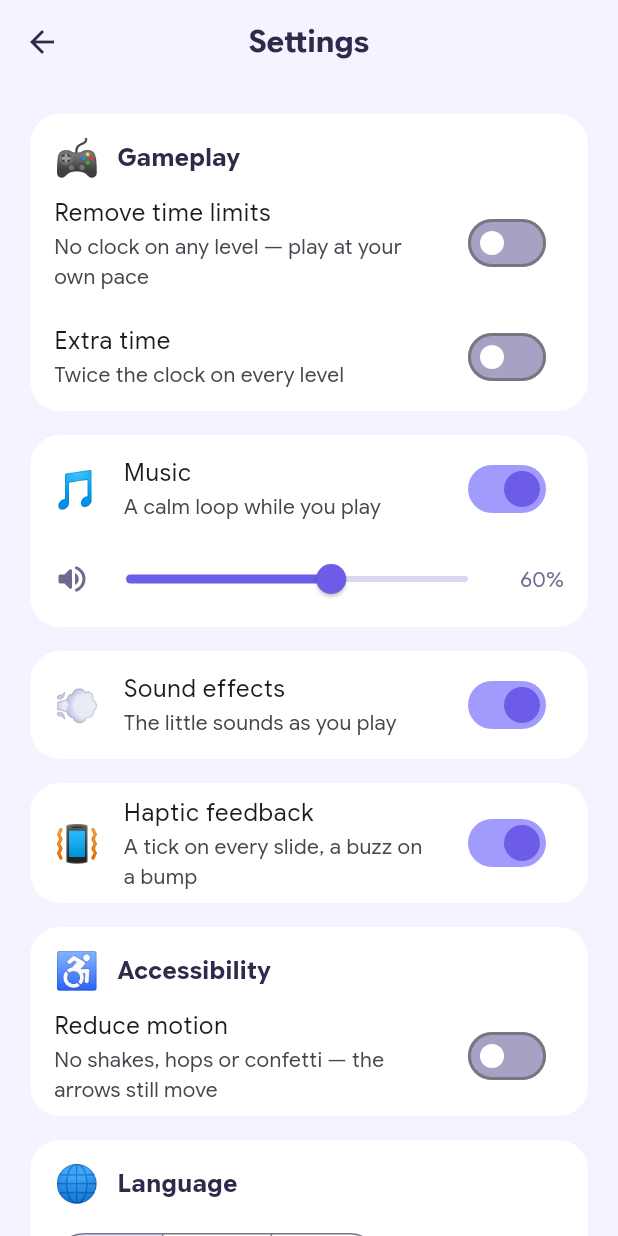
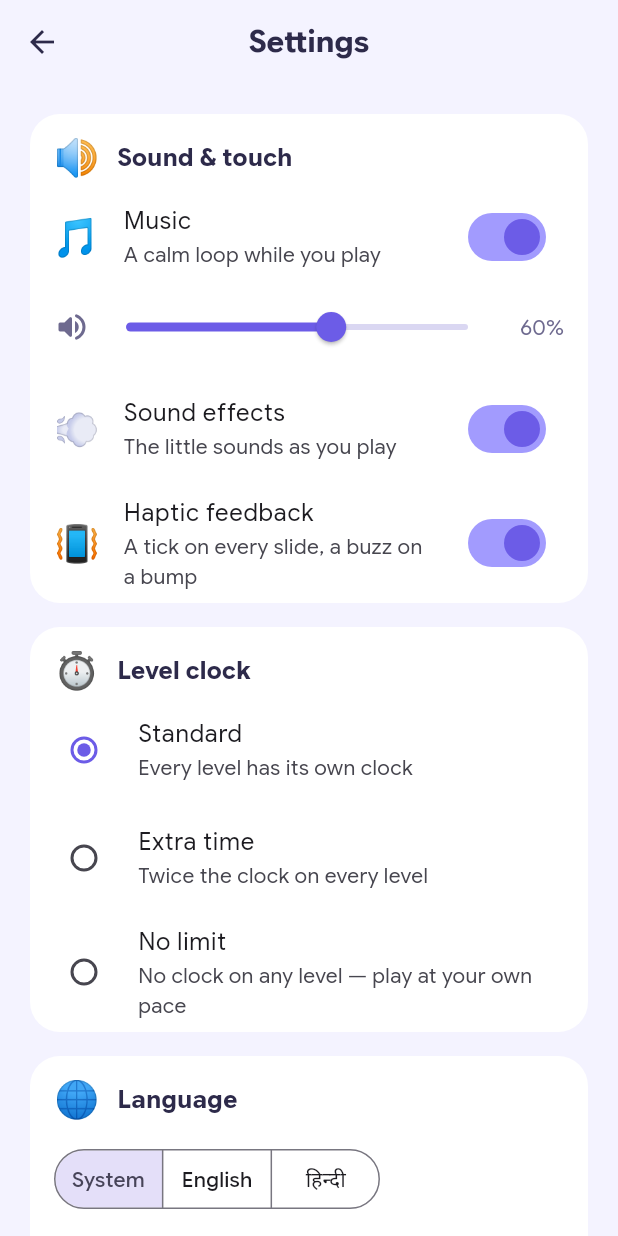
Before and after one commit to abhiabhi94/arrow-game, a Flutter app: the HomeScreen screen opened directly, after a tap on the "settings" icon, on a phone screen of 412 x 824 dp. Run offline on Flutter 3.47's test engine with Material 3 defaults, Android fonts, the phone set to English and light mode, and no system bars; our stand-ins replace audioplayers, confetti, flutter_animate, flutter_riverpod, shared_preferences; accounts and stored records are empty.

Commit message:
Settings in five cards with one clock choice; level links on PR previews (#41)
* Settings in five cards with one clock choice; a link to every level

Settings: the two timing switches (Remove time limits, Extra time) are one
choice of three under Level clock (Standard / Extra time / No limit), on
the same stored flags. Music, sound effects and haptics share a Sound &
touch card, language and theme one card, and How to play, credits and the
reset a More card. Card headings wrap at large text sizes.

Links: ?level=N on the web build opens level N over home, whether or not
the player has reached it. A link button on the game screen (not on the
daily board) copies it and says so.

Co-Authored-By: Claude Opus 5.5 <noreply@anthropic.com>
Claude-Session: https://claude.ai/code/session_01BXbzp6kdypPS47UGCcxmAR

* Settings: No limit leaves extra time as it was, as the old switch did

The clock choice reads and writes the same two keys; pin that every pair an
older build could have stored reads back as one choice, and that choosing
writes what an older build reads.

Co-Authored-By: Claude Opus 5.5 <noreply@anthropic.com>
Claude-Session: https://claude.ai/code/session_01BXbzp6kdypPS47UGCcxmAR

* Settings in the usual order: sound first, the clock second, the reset last

Co-Authored-By: Claude Opus 5.5 <noreply@anthropic.com>
Claude-Session: https://claude.ai/code/session_01BXbzp6kdypPS47UGCcxmAR

* Level links only on PR previews: no link button or ?level on the public site or the store app

Co-Authored-By: Claude Opus 5.5 <noreply@anthropic.com>
Claude-Session: https://claude.ai/code/session_01BXbzp6kdypPS47UGCcxmAR

---------

Co-authored-by: Claude <noreply@anthropic.com>

```diff
--- a/lib/l10n/app_en.arb
+++ b/lib/l10n/app_en.arb
@@ -925,5 +925,21 @@
       }
     }
   },
-  "gamePausedBodyUntimed": "Take a breath. The board will wait."
+  "gamePausedBodyUntimed": "Take a breath. The board will wait.",
+  "settingsClock": "Level clock",
+  "clockStandard": "Standard",
+  "clockExtra": "Extra time",
+  "clockOff": "No limit",
+  "clockStandardBody": "Every level has its own clock",
+  "settingsSoundAndTouch": "Sound & touch",
+  "settingsMore": "More",
+  "gameShareLevel": "Copy a link to this level",
+  "gameShareCopied": "Link to level {level} copied. Send it to a friend!",
+  "@gameShareCopied": {
+    "placeholders": {
+      "level": {
+        "type": "int"
+      }
+    }
+  }
 }
--- a/lib/l10n/app_localizations.dart
+++ b/lib/l10n/app_localizations.dart
@@ -3085,6 +3085,60 @@ abstract class AppLocalizations {
   /// In en, this message translates to:
   /// **'Take a breath. The board will wait.'**
   String get gamePausedBodyUntimed;
+
+  /// No description provided for @settingsClock.
+  ///
+  /// In en, this message translates to:
+  /// **'Level clock'**
+  String get settingsClock;
+
+  /// No description provided for @clockStandard.
+  ///
+  /// In en, this message translates to:
+  /// **'Standard'**
+  String get clockStandard;
+
+  /// No description provided for @clockExtra.
+  ///
+  /// In en, this message translates to:
+  /// **'Extra time'**
+  String get clockExtra;
+
+  /// No description provided for @clockOff.
+  ///
+  /// In en, this message translates to:
+  /// **'No limit'**
+  String get clockOff;
+
+  /// No description provided for @clockStandardBody.
+  ///
+  /// In en, this message translates to:
+  /// **'Every level has its own clock'**
+  String get clockStandardBody;
+
+  /// No description provided for @settingsSoundAndTouch.
+  ///
+  /// In en, this message translates to:
+  /// **'Sound & touch'**
+  String get settingsSoundAndTouch;
+
+  /// No description provided for @settingsMore.
+  ///
+  /// In en, this message translates to:
+  /// **'More'**
+  String get settingsMore;
+
+  /// No description provided for @gameShareLevel.
+  ///
+  /// In en, this message translates to:
+  /// **'Copy a link to this level'**
+  String get gameShareLevel;
+
+  /// No description provided for @gameShareCopied.
+  ///
+  /// In en, this message translates to:
+  /// **'Link to level {level} copied. Send it to a friend!'**
+  String gameShareCopied(int level);
 }
 
 class _AppLocalizationsDelegate
--- a/lib/l10n/app_localizations_en.dart
+++ b/lib/l10n/app_localizations_en.dart
@@ -1673,4 +1673,33 @@ class AppLocalizationsEn extends AppLocalizations {
 
   @override
   String get gamePausedBodyUntimed => 'Take a breath. The board will wait.';
+
+  @override
+  String get settingsClock => 'Level clock';
+
+  @override
+  String get clockStandard => 'Standard';
+
+  @override
+  String get clockExtra => 'Extra time';
+
+  @override
+  String get clockOff => 'No limit';
+
+  @override
+  String get clockStandardBody => 'Every level has its own clock';
+
+  @override
+  String get settingsSoundAndTouch => 'Sound & touch';
+
+  @override
+  String get settingsMore => 'More';
+
+  @override
+  String get gameShareLevel => 'Copy a link to this level';
+
+  @override
+  String gameShareCopied(int level) {
+    return 'Link to level $level copied. Send it to a friend!';
+  }
 }
--- a/lib/main.dart
+++ b/lib/main.dart
@@ -9,11 +9,13 @@ import 'providers/app_providers.dart';
 import 'providers/settings_provider.dart';
 import 'screens/game_screen.dart';
 import 'screens/home_screen.dart';
+import 'screens/level_link_launcher.dart';
 import 'screens/onboarding_screen.dart';
 import 'services/audio_service.dart';
 import 'services/sfx_service.dart';
 import 'ui/layout.dart';
 import 'ui/theme.dart';
+import 'utils/level_link.dart';
 import 'utils/perf_hooks.dart';
 
 Future<void> main() async {
@@ -106,7 +108,14 @@ class _ArrowAppState extends ConsumerState<ArrowApp> with WidgetsBindingObserver
         home: switch (startLevelFrom(Uri.base, allowed: perfHooksOn)) {
           // The profiler (tool/perf.mjs) opens a level straight away.
           final int level => GameScreen(level: level),
-          null => settings.onboardingDone ? const HomeScreen() : const OnboardingScreen(),
+          null => switch (levelLinksOn ? levelFromLink(Uri.base) : null) {
+              // A link to a level (`?level=N`, PR previews only) opens it over home.
+              final int level => LevelLinkLauncher(
+                  level: level,
+                  child: settings.onboardingDone ? const HomeScreen() : const OnboardingScreen(),
+                ),
+              null => settings.onboardingDone ? const HomeScreen() : const OnboardingScreen(),
+            },
         },
       ),
     );
--- a/lib/models/settings.dart
+++ b/lib/models/settings.dart
@@ -6,6 +6,12 @@ library;
 /// [light]/[dark] force one. A plain Dart enum (no Flutter import) so the model
 /// stays pure; mapped to Flutter's ThemeMode in main.dart.
 enum ThemeChoice { system, light, dark }
+
+/// The level clock, as Settings offers it: one choice of three rather than
+/// two switches, since "Extra time" means nothing once the clock is off.
+/// It is a view of [Settings.noTimeLimit] and [Settings.extraTime], which
+/// stay the stored keys so nobody's choice is lost.
+enum ClockChoice { standard, extra, off }
 
 /// The language the app speaks. [system] (default) follows the device
 /// locale — a phone set to Hindi opens in Hindi — and the other values pin
@@ -74,6 +80,13 @@ class Settings {
   /// Off by default, so every level keeps the clock that counts down to zero
   /// (and [extraTime] applies).
   final bool noTimeLimit;
+
+  /// The clock choice these two flags make.
+  ClockChoice get clock => noTimeLimit
+      ? ClockChoice.off
+      : extraTime
+          ? ClockChoice.extra
+          : ClockChoice.standard;
 
   static const Settings defaults = Settings(
     musicOn: true,
--- a/lib/providers/settings_provider.dart
+++ b/lib/providers/settings_provider.dart
@@ -100,6 +100,16 @@ class SettingsNotifier extends StateNotifier<Settings> {
 
   void setNoTimeLimit(bool on) => _update(state.copyWith(noTimeLimit: on));
 
+  /// Sets the clock flags from Settings' one choice, the way the two old
+  /// switches did: "No limit" only turns the clock off and leaves
+  /// [Settings.extraTime] as it was (as "Remove time limits" did), so the
+  /// stored pair means what it always meant.
+  void setClock(ClockChoice choice) => _update(switch (choice) {
+        ClockChoice.off => state.copyWith(noTimeLimit: true),
+        ClockChoice.extra => state.copyWith(noTimeLimit: false, extraTime: true),
+        ClockChoice.standard => state.copyWith(noTimeLimit: false, extraTime: false),
+      });
+
   void completeOnboarding() => _update(state.copyWith(onboardingDone: true));
 
   void _update(Settings next) {
--- a/lib/screens/settings_screen.dart
+++ b/lib/screens/settings_screen.dart
@@ -15,9 +15,12 @@ import '../ui/layout.dart';
 import 'credits_screen.dart';
 import 'onboarding_screen.dart';
 
-/// Settings: music (on/off + volume), sound effects, haptic feedback,
-/// language, theme, accessibility (reduce motion, extra time), the
-/// walkthrough again, music credits, and a progress reset.
+/// Settings, in five cards, in the usual order — what is changed most first,
+/// what is dangerous last: sound and touch (music and its volume, sound
+/// effects, haptics), the level clock (one choice: standard, extra time or
+/// none), language and theme, accessibility (reduce motion), and the rest
+/// (the walkthrough again, music credits, and the progress reset at the
+/// very bottom).
 ///
 /// The emoji on each row are decoration and kept from the screen reader; the
 /// volume slider carries its own name and reads its value as a percentage.
@@ -73,31 +76,11 @@ class SettingsScreen extends ConsumerWidget {
               contentGutter(constraints.maxWidth) +
               MediaQuery.paddingOf(context),
           children: [
-            // How the game plays, apart from how it sounds and looks.
+            // What the game sounds and feels like, in one card.
             _SettingCard(
               child: Column(
                 children: [
-                  _CardHeading(emoji: '🎮', title: l10n.settingsGameplay),
-                  SwitchListTile(
-                    value: settings.noTimeLimit,
-                    onChanged: notifier.setNoTimeLimit,
-                    title: Text(l10n.settingsRemoveTimeLimits),
-                    subtitle: Text(l10n.settingsRemoveTimeLimitsSubtitle),
-                  ),
-                  SwitchListTile(
-                    value: settings.extraTime,
-                    // Nothing to stretch while there is no clock.
-                    onChanged: settings.noTimeLimit ? null : notifier.setExtraTime,
-                    title: Text(l10n.settingsExtraTime),
-                    subtitle: Text(l10n.settingsExtraTimeSubtitle),
-                  ),
-                ],
-              ),
-            ),
-            const SizedBox(height: 16),
-            _SettingCard(
-              child: Column(
-                children: [
+                  _CardHeading(emoji: '🔊', title: l10n.settingsSoundAndTouch),
                   SwitchListTile(
                     value: settings.musicOn,
                     onChanged: notifier.setMusic,
@@ -141,46 +124,65 @@ class SettingsScreen extends ConsumerWidget {
                         ],
                       ),
                     ),
-                ],
-              ),
-            ),
-            const SizedBox(height: 16),
-            _SettingCard(
-              child: SwitchListTile(
+                  SwitchListTile(
                     value: settings.sfxOn,
                     onChanged: notifier.setSfx,
                     secondary: const _Emoji('💨'),
                     title: Text(l10n.settingsSfx),
                     subtitle: Text(l10n.settingsSfxSubtitle),
                   ),
-            ),
-            const SizedBox(height: 16),
-            _SettingCard(
-              child: SwitchListTile(
+                  SwitchListTile(
                     value: settings.hapticsOn,
                     onChanged: notifier.setHaptics,
                     secondary: const _Emoji('📳'),
                     title: Text(l10n.settingsHaptics),
                     subtitle: Text(l10n.settingsHapticsSubtitle),
                   ),
+                ],
+              ),
             ),
             const SizedBox(height: 16),
+            // How the game plays: the clock is one choice, not two switches
+            // that only made sense together.
             _SettingCard(
               child: Column(
                 children: [
-                  _CardHeading(emoji: '♿', title: l10n.settingsAccessibility),
-                  SwitchListTile(
-                    value: settings.reduceMotion,
-                    onChanged: notifier.setReduceMotion,
-                    title: Text(l10n.settingsReduceMotion),
-                    subtitle: Text(l10n.settingsReduceMotionSubtitle),
+                  _CardHeading(emoji: '⏱️', title: l10n.settingsClock),
+                  // Three options, each saying what it does: a row of
+                  // segments overflowed with the system font at 2×.
+                  RadioGroup<ClockChoice>(
+                    groupValue: settings.clock,
+                    onChanged: (choice) => notifier.setClock(choice!),
+                    child: Column(
+                      children: [
+                        RadioListTile<ClockChoice>(
+                          value: ClockChoice.standard,
+                          title: Text(l10n.clockStandard),
+                          subtitle: Text(l10n.clockStandardBody),
+                        ),
+                        RadioListTile<ClockChoice>(
+                          value: ClockChoice.extra,
+                          title: Text(l10n.clockExtra),
+                          subtitle: Text(l10n.settingsExtraTimeSubtitle),
+                        ),
+                        RadioListTile<ClockChoice>(
+                          value: ClockChoice.off,
+                          title: Text(l10n.clockOff),
+                          subtitle: Text(l10n.settingsRemoveTimeLimitsSubtitle),
+                        ),
+                      ],
+                    ),
                   ),
                 ],
               ),
             ),
             const SizedBox(height: 16),
+            // How it reads: the language and the theme together.
             _SettingCard(
-              child: _ChoiceCard(
+              child: Column(
+                crossAxisAlignment: CrossAxisAlignment.stretch,
+                children: [
+                  _ChoiceCard(
                     emoji: '🌐',
                     title: l10n.settingsLanguage,
                     child: SegmentedButton<LanguageChoice>(
@@ -203,10 +205,7 @@ class SettingsScreen extends ConsumerWidget {
                       onSelectionChanged: (sel) => notifier.setLanguageChoice(sel.first),
                     ),
                   ),
-            ),
-            const SizedBox(height: 16),
-            _SettingCard(
-              child: _ChoiceCard(
+                  _ChoiceCard(
                     emoji: '🌗',
                     title: l10n.settingsTheme,
                     child: SegmentedButton<ThemeChoice>(
@@ -220,10 +219,30 @@ class SettingsScreen extends ConsumerWidget {
                       onSelectionChanged: (sel) => notifier.setThemeChoice(sel.first),
                     ),
                   ),
+                ],
+              ),
             ),
             const SizedBox(height: 16),
             _SettingCard(
-              child: ListTile(
+              child: Column(
+                children: [
+                  _CardHeading(emoji: '♿', title: l10n.settingsAccessibility),
+                  SwitchListTile(
+                    value: settings.reduceMotion,
+                    onChanged: notifier.setReduceMotion,
+                    title: Text(l10n.settingsReduceMotion),
+                    subtitle: Text(l10n.settingsReduceMotionSubtitle),
+                  ),
+                ],
+              ),
+            ),
+            const SizedBox(height: 16),
+            // Help, credits and the reset: what is not a setting.
+            _SettingCard(
+              child: Column(
+                children: [
+                  _CardHeading(emoji: '📋', title: l10n.settingsMore),
+                  ListTile(
                     leading: const _Emoji('🎯'),
                     title: Text(l10n.settingsHowToPlay),
                     subtitle: Text(l10n.howToPlayBody),
@@ -234,10 +253,7 @@ class SettingsScreen extends ConsumerWidget {
                       ),
                     ),
                   ),
-            ),
-            const SizedBox(height: 16),
-            _SettingCard(
-              child: ListTile(
+                  ListTile(
                     leading: const _Emoji('🎼'),
                     title: Text(l10n.settingsCredits),
                     trailing: const Icon(Icons.chevron_right_rounded),
@@ -245,15 +261,14 @@ class SettingsScreen extends ConsumerWidget {
                       MaterialPageRoute<void>(builder: (_) => const CreditsScreen()),
                     ),
                   ),
-            ),
-            const SizedBox(height: 16),
-            _SettingCard(
-              child: ListTile(
+                  ListTile(
                     leading: const _Emoji('🧹'),
                     title: Text(l10n.settingsResetProgress),
                     subtitle: Text(l10n.settingsResetProgressSubtitle),
                     trailing: const Icon(Icons.chevron_right_rounded),
                     onTap: () => _confirmReset(context, ref),
+                  ),
+                ],
               ),
             ),
           ],
@@ -282,11 +297,13 @@ class _ChoiceCard extends StatelessWidget {
               children: [
                 _Emoji(emoji),
                 const SizedBox(width: 12),
-                Semantics(
+                Flexible(
+                  child: Semantics(
                     header: true,
                     child: Text(
                       title,
                       style: const TextStyle(fontWeight: FontWeight.w700, fontSize: 16),
+                    ),
                   ),
                 ),
               ],
@@ -323,11 +340,14 @@ class _CardHeading extends StatelessWidget {
           children: [
             _Emoji(emoji),
             const SizedBox(width: 12),
-            Semantics(
+            // Wraps rather than overflows with a large system font.
+            Flexible(
+              child: Semantics(
                 header: true,
                 child: Text(
                   title,
                   style: const TextStyle(fontWeight: FontWeight.w700, fontSize: 16),
+                ),
               ),
             ),
           ],
--- /dev/null
+++ b/lib/utils/level_link.dart
@@ -0,0 +1,48 @@
+import 'package:flutter/foundation.dart';
+
+import '../data/level_specs.dart';
+import '../providers/progress_provider.dart' show testingUnlocksAllLevels;
+
+/// Level links are a reviewer's tool: they live only in a browser build
+/// with every level open — the PR previews (`UNLOCK_ALL=true`) and a debug
+/// build — where "open level 140" is what a review needs. The public site
+/// and the store app have no link button and ignore `?level=N`: a player
+/// there earns their way along the trail.
+bool get levelLinksOn => (kIsWeb || debugLevelLinksAnywhere) && testingUnlocksAllLevels;
+
+/// Lets a widget test, which is not a browser, see the link button.
+@visibleForTesting
+bool debugLevelLinksAnywhere = false;
+
+/// Where the game is played in a browser: the web build on GitHub Pages.
+/// A link to a level is a page of it with `?level=N`.
+const String kPublicSite = 'https://abhiabhi94.github.io/arrow-game/';
+
+/// The link that opens [level] straight onto its board.
+///
+/// [here] is the page the app is running on, when it runs in a browser: a
+/// link copied from a PR preview opens the same preview. Without a page
+/// (a test) the link is to [kPublicSite].
+Uri levelLinkFor(int level, {Uri? here}) {
+  final site = here != null && (here.scheme == 'http' || here.scheme == 'https') ? here : Uri.parse(kPublicSite);
+  return Uri(
+    scheme: site.scheme,
+    host: site.host,
+    port: site.hasPort ? site.port : null,
+    path: site.path,
+    queryParameters: {'level': '$level'},
+  );
+}
+
+/// The level a page's address asks for — `?level=N`, also read after a `#`
+/// (the app's URLs carry one) — when N is a level; otherwise null.
+int? levelFromLink(Uri uri) {
+  final asked = uri.queryParameters['level'] ?? _fragmentQuery(uri.fragment)['level'];
+  final level = int.tryParse(asked ?? '');
+  return level != null && level >= 1 && level <= totalLevels ? level : null;
+}
+
+Map<String, String> _fragmentQuery(String fragment) {
+  final at = fragment.indexOf('?');
+  return at < 0 ? const {} : Uri.splitQueryString(fragment.substring(at + 1));
+}
```
Also changed, not shown: lib/l10n/app_hi.arb (+10 -1 lines), lib/l10n/app_localizations_hi.dart (+29 -0 lines), lib/screens/game_screen.dart (+22 -0 lines), lib/screens/level_link_launcher.dart (added, +38 -0 lines), 5 other files. Lines whose indentation alone changed are shown as unchanged.
